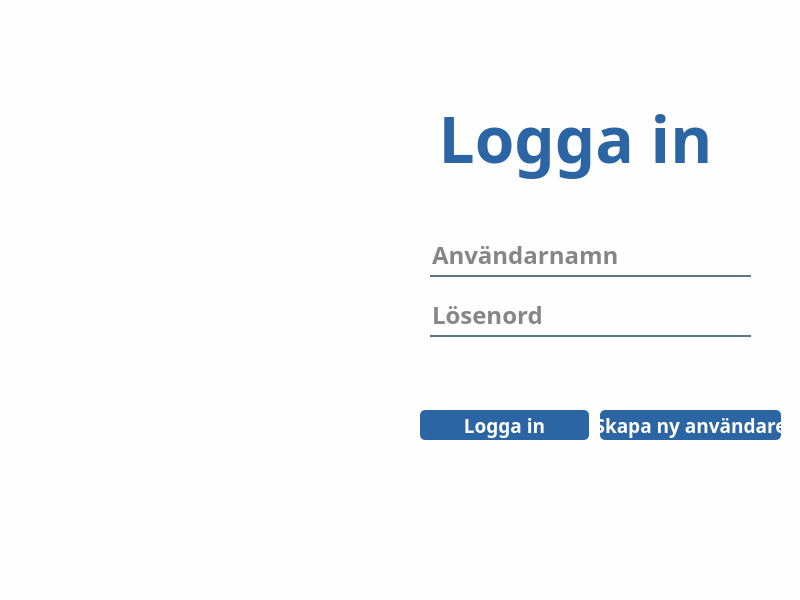
marcusgostasson/smartshop, file code/viewer/UI/login.ui: the form before one commit.
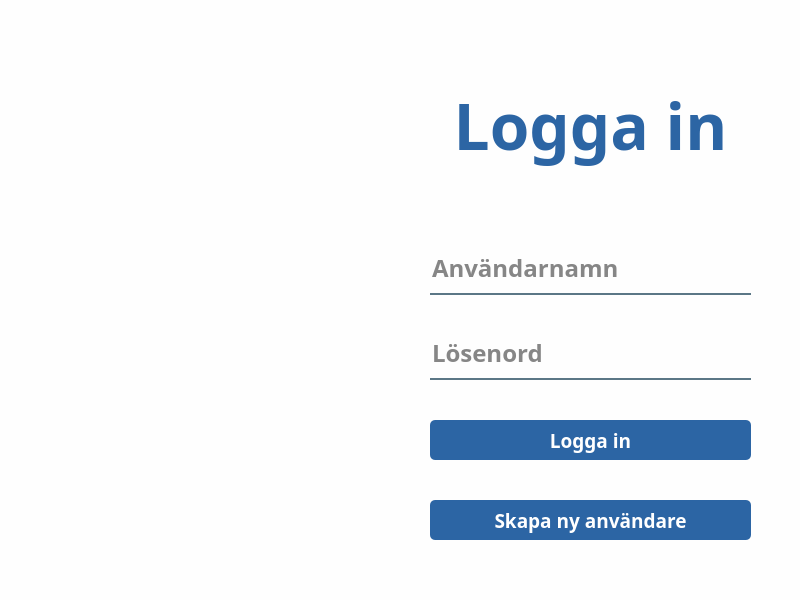
The form after the commit. Icons and pictures are not drawn.

What changed in the file:
```diff
--- a/code/viewer/UI/login.ui
+++ b/code/viewer/UI/login.ui
@@ -18,15 +18,43 @@
 </string>
   </property>
   <widget class="QWidget" name="centralwidget">
+   <widget class="QLabel" name="logo">
+    <property name="geometry">
+     <rect>
+      <x>0</x>
+      <y>80</y>
+      <width>400</width>
+      <height>420</height>
+     </rect>
+    </property>
+    <property name="text">
+     <string/>
+    </property>
+    <property name="pixmap">
+     <pixmap>../../../../../Bilder/smartshoplogo.png</pixmap>
+    </property>
+    <property name="scaledContents">
+     <bool>true</bool>
+    </property>
+   </widget>
+   <widget class="QWidget" name="verticalLayoutWidget">
+    <property name="geometry">
+     <rect>
+      <x>430</x>
+      <y>20</y>
+      <width>321</width>
+      <height>520</height>
+     </rect>
+    </property>
+    <layout class="QVBoxLayout" name="verticalLayout">
+     <property name="spacing">
+      <number>40</number>
+     </property>
+     <property name="topMargin">
+      <number>20</number>
+     </property>
+     <item>
    <widget class="QLabel" name="Loggain">
-    <property name="geometry">
-     <rect>
-      <x>390</x>
-      <y>60</y>
-      <width>371</width>
-      <height>155</height>
-     </rect>
-    </property>
     <property name="sizePolicy">
      <sizepolicy hsizetype="Preferred" vsizetype="Preferred">
       <horstretch>0</horstretch>
@@ -57,15 +85,9 @@
      <set>Qt::AlignCenter</set>
     </property>
    </widget>
+     </item>
+     <item>
    <widget class="QLineEdit" name="username_line_edit">
-    <property name="geometry">
-     <rect>
-      <x>430</x>
-      <y>240</y>
-      <width>321</width>
-      <height>37</height>
-     </rect>
-    </property>
     <property name="font">
      <font>
       <family>Arial Black</family>
@@ -91,15 +113,9 @@
      <string>Användarnamn</string>
     </property>
    </widget>
+     </item>
+     <item>
    <widget class="QLineEdit" name="password_line_edit">
-    <property name="geometry">
-     <rect>
-      <x>430</x>
-      <y>300</y>
-      <width>321</width>
-      <height>37</height>
-     </rect>
-    </property>
     <property name="font">
      <font>
       <family>Arial Black</family>
@@ -119,21 +135,27 @@
      <string>Lösenord</string>
     </property>
    </widget>
+     </item>
+     <item>
    <widget class="QPushButton" name="login_button">
-    <property name="geometry">
-     <rect>
-      <x>420</x>
-      <y>410</y>
-      <width>169</width>
-      <height>30</height>
-     </rect>
-    </property>
     <property name="sizePolicy">
      <sizepolicy hsizetype="Minimum" vsizetype="Fixed">
       <horstretch>0</horstretch>
       <verstretch>0</verstretch>
      </sizepolicy>
     </property>
+       <property name="minimumSize">
+        <size>
+         <width>0</width>
+         <height>40</height>
+        </size>
+       </property>
+       <property name="maximumSize">
+        <size>
+         <width>2000</width>
+         <height>40</height>
+        </size>
+       </property>
     <property name="font">
      <font>
       <family>Arial Black</family>
@@ -148,7 +170,8 @@
 	border-color: #9999aa;
 	border-radius: 5px;
 	color: white;
-	background-color: #3474eb
+	background-color: #3474eb;
+	Height: 40px
 }
 
 QPushButton:enabled {
@@ -175,14 +198,14 @@
      <string>Logga in</string>
     </property>
    </widget>
+     </item>
+     <item>
    <widget class="QPushButton" name="create_account_button">
-    <property name="geometry">
-     <rect>
-      <x>600</x>
-      <y>410</y>
-      <width>181</width>
-      <height>30</height>
-     </rect>
+       <property name="maximumSize">
+        <size>
+         <width>2000</width>
+         <height>40</height>
+        </size>
     </property>
     <property name="font">
      <font>
@@ -198,7 +221,8 @@
 	border-color: #9999aa;
 	border-radius: 5px;
 	color: white;
-	background-color: #3474eb
+	background-color: #3474eb;
+	Height: 40px;
 }
 
 QPushButton:enabled {
@@ -228,24 +252,8 @@
      <number>300</number>
     </property>
    </widget>
-   <widget class="QLabel" name="logo">
-    <property name="geometry">
-     <rect>
-      <x>10</x>
-      <y>70</y>
-      <width>400</width>
-      <height>420</height>
-     </rect>
-    </property>
-    <property name="text">
-     <string/>
-    </property>
-    <property name="pixmap">
-     <pixmap>../../../../../Bilder/smartshoplogo.png</pixmap>
-    </property>
-    <property name="scaledContents">
-     <bool>true</bool>
-    </property>
+     </item>
+    </layout>
    </widget>
   </widget>
   <widget class="QMenuBar" name="menubar">
```
Left out of the diff: 2 changed lines with no effect on the pictures. Lines whose indentation alone changed are shown as unchanged.
